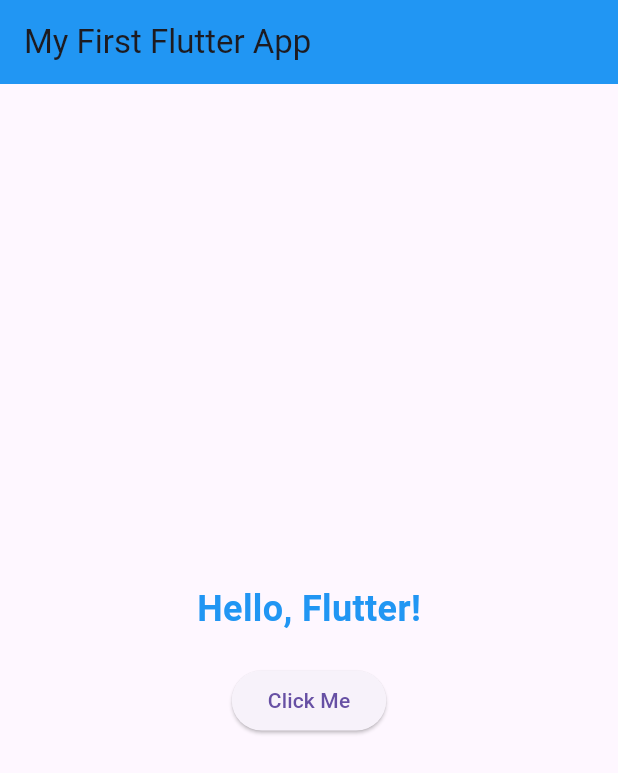
After one commit to KinGorbaZ/Topsa_Flutter_App, a Flutter app: the screen it shows after launch, after a tap on "Click Me", on a phone screen of 412 x 824 dp. The commit adds this screen. Shown: the top 773 px of the screen. Run offline on Flutter 3.47's test engine with Material 3 defaults, Android fonts, the phone set to English and light mode, and no system bars.

Commit message:
Bightness and Screen always on

```diff
--- /dev/null
+++ b/lib/app.dart
@@ -0,0 +1,18 @@
+// app.dart
+import 'package:flutter/material.dart';
+import 'screens/home_screen.dart';
+
+class MyFirstApp extends StatelessWidget {
+  const MyFirstApp({Key? key}) : super(key: key);
+
+  @override
+  Widget build(BuildContext context) {
+    return MaterialApp(
+      title: 'My First Flutter App',
+      theme: ThemeData(
+        primarySwatch: Colors.blue,
+      ),
+      home: const HomeScreen(),
+    );
+  }
+}
--- a/lib/main.dart
+++ b/lib/main.dart
@@ -1,41 +1,30 @@
+// main.dart
 import 'package:flutter/material.dart';
+import 'package:flutter/services.dart';
+import 'app.dart';
 
-void main() {
-  runApp(MyFirstApp());
+void main() async {
+  WidgetsFlutterBinding.ensureInitialized();
+
+  // Configure system UI
+  SystemChrome.setEnabledSystemUIMode(SystemUiMode.edgeToEdge);
+
+  // Keep screen on
+  await SystemChannels.platform
+      .invokeMethod<void>('flutter.screen.keepOn', true);
+
+  // Set up Android window flags to keep screen on at full brightness
+  await SystemChannels.platform
+      .invokeMethod('SystemChrome.setSystemUIOverlayStyle', {
+    'FLAG_KEEP_SCREEN_ON': true,
+  });
+
+  const platform = const MethodChannel('com.example.app/screen');
+  try {
+    await platform.invokeMethod('preventScreenDim');
+  } catch (e) {
+    print('Failed to prevent screen dim: $e');
+  }
+
+  runApp(const MyFirstApp());
 }
-
-class MyFirstApp extends StatelessWidget {
-  @override
-  Widget build(BuildContext context) {
-    return MaterialApp(
-      home: Scaffold(
-        appBar: AppBar(
-          title: Text('My First Flutter App'),
-          backgroundColor: Colors.blue,
-        ),
-        body: Center(
-          child: Column(
-            mainAxisAlignment: MainAxisAlignment.center,
-            children: [
-              Text(
-                'Hello, Flutter!',
-                style: TextStyle(
-                  fontSize: 24,
-                  fontWeight: FontWeight.bold,
-                  color: Colors.blue,
-                ),
-              ),
-              SizedBox(height: 20),
-              ElevatedButton(
-                onPressed: () {
-                  print('Button was pressed!');
-                },
-                child: Text('Click Me'),
-              ),
-            ],
-          ),
-        ),
-      ),
-    );
-  }
-}
--- /dev/null
+++ b/lib/screens/home_screen.dart
@@ -0,0 +1,58 @@
+// screens/home_screen.dart
+import 'package:flutter/material.dart';
+import 'package:flutter/services.dart';
+import '../widgets/greeting_widget.dart';
+
+class HomeScreen extends StatefulWidget {
+  const HomeScreen({Key? key}) : super(key: key);
+
+  @override
+  State<HomeScreen> createState() => _HomeScreenState();
+}
+
+class _HomeScreenState extends State<HomeScreen> with WidgetsBindingObserver {
+  @override
+  void initState() {
+    super.initState();
+    WidgetsBinding.instance.addObserver(this);
+    _preventScreenDim();
+  }
+
+  @override
+  void dispose() {
+    WidgetsBinding.instance.removeObserver(this);
+    super.dispose();
+  }
+
+  @override
+  void didChangeAppLifecycleState(AppLifecycleState state) {
+    if (state == AppLifecycleState.resumed) {
+      _preventScreenDim();
+    }
+  }
+
+  Future<void> _preventScreenDim() async {
+    // Reapply settings when returning to foreground
+    await SystemChannels.platform
+        .invokeMethod<void>('flutter.screen.keepOn', true);
+    const platform = const MethodChannel('com.example.app/screen');
+    try {
+      await platform.invokeMethod('preventScreenDim');
+    } catch (e) {
+      print('Error preventing screen dim: $e');
+    }
+  }
+
+  @override
+  Widget build(BuildContext context) {
+    return Scaffold(
+      appBar: AppBar(
+        title: const Text('My First Flutter App'),
+        backgroundColor: Colors.blue,
+      ),
+      body: const Center(
+        child: GreetingWidget(),
+      ),
+    );
+  }
+}
--- /dev/null
+++ b/lib/widgets/greeting_widget.dart
@@ -0,0 +1,30 @@
+// widgets/greeting_widget.dart
+import 'package:flutter/material.dart';
+
+class GreetingWidget extends StatelessWidget {
+  const GreetingWidget({Key? key}) : super(key: key);
+
+  @override
+  Widget build(BuildContext context) {
+    return Column(
+      mainAxisAlignment: MainAxisAlignment.center,
+      children: [
+        const Text(
+          'Hello, Flutter!',
+          style: TextStyle(
+            fontSize: 24,
+            fontWeight: FontWeight.bold,
+            color: Colors.blue,
+          ),
+        ),
+        const SizedBox(height: 20),
+        ElevatedButton(
+          onPressed: () {
+            print('Button was pressed!');
+          },
+          child: const Text('Click Me'),
+        ),
+      ],
+    );
+  }
+}
--- a/pubspec.yaml
+++ b/pubspec.yaml
@@ -30,6 +30,8 @@ environment:
 dependencies:
   flutter:
     sdk: flutter
+  screen_brightness_platform_interface: ^1.0.1
+
 
   # The following adds the Cupertino Icons font to your application.
   # Use with the CupertinoIcons class for iOS style icons.
```
Also changed, not shown: pubspec.lock, 4 other files.
